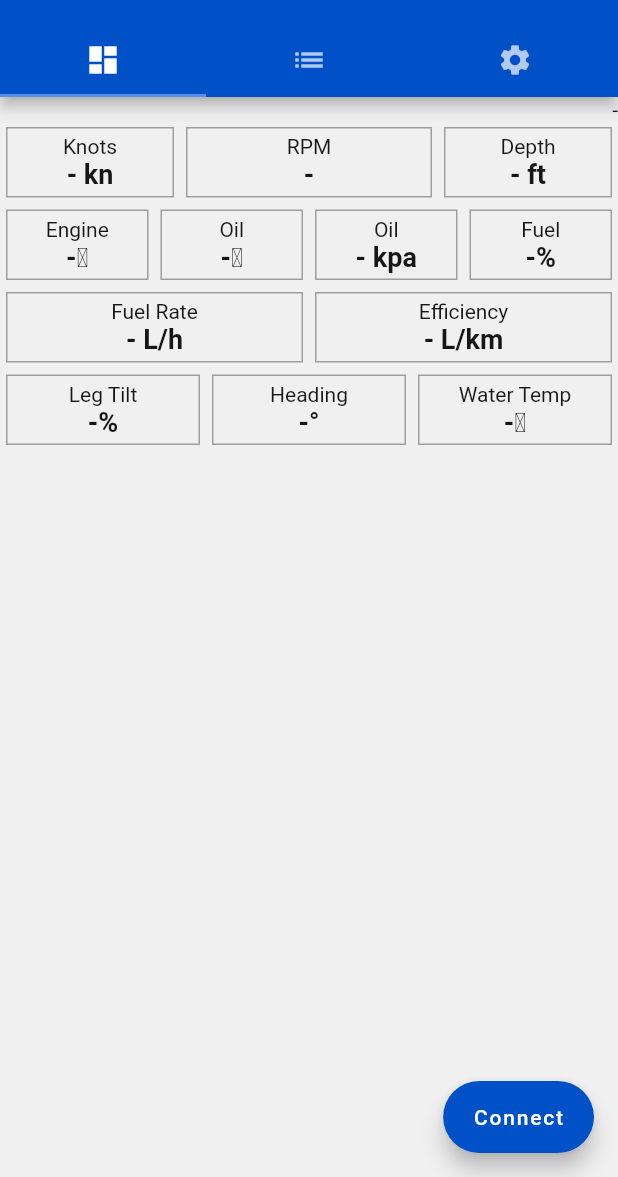
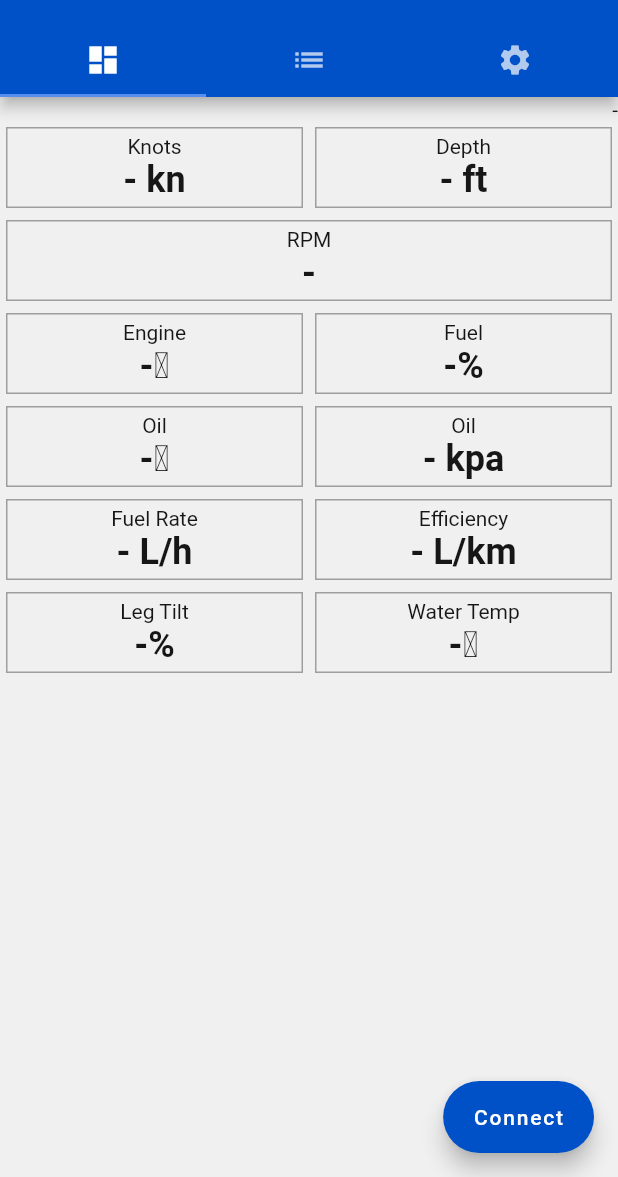
Before and after one commit to agk1190/NMEATrax-App, a Flutter app: the screen it shows after launch, on a phone screen of 412 x 824 dp, the part 59-1236 px from its top. Run offline on Flutter 3.47's test engine with Material 2 defaults, Android fonts, the phone set to English and light mode, and no system bars; our stand-ins replace csv, file_picker, flutter_map, latlong2, settings_ui, shared_preferences; missing offline and left inert: gpx, keep_screen_on, sse_channel.

Commit message:
update live layout

```diff
--- a/lib/main.dart
+++ b/lib/main.dart
@@ -333,18 +333,28 @@ class _LivePageState extends State<LivePage> {
                     Row(
                       mainAxisAlignment: MainAxisAlignment.center,
                       children: [
-                        SizedNMEABox(value: nmeaData["speed"], title: "Knots", unit: " kn", width: 120, mainContext: context,),
+                        Expanded(child: SizedNMEABox(value: nmeaData["speed"], title: "Knots", unit: " kn", mainContext: context,)),
+                        Expanded(child: SizedNMEABox(value: nmeaData["depth"], title: "Depth", unit: " ft", mainContext: context,)),
+                      ],
+                    ),
+                    Row(
+                      mainAxisAlignment: MainAxisAlignment.center,
+                      children: [
                         Expanded(child: SizedNMEABox(value: nmeaData["rpm"], title: "RPM", unit: "", mainContext: context,),),
-                        SizedNMEABox(value: nmeaData["depth"], title: "Depth", unit: " ft", width: 120, mainContext: context,),
                       ],
                     ),
                     Row(
                       mainAxisAlignment: MainAxisAlignment.center,
                       children: [
                         Expanded(child: SizedNMEABox(value: nmeaData["etemp"], title: "Engine", unit: "\u2103", mainContext: context,),),
+                        Expanded(child: SizedNMEABox(value: nmeaData["flevel"], title: "Fuel", unit: "%", mainContext: context,),),
+                      ],
+                    ),
+                    Row(
+                      mainAxisAlignment: MainAxisAlignment.center,
+                      children: [
                         Expanded(child: SizedNMEABox(value: nmeaData["otemp"], title: "Oil", unit: "\u2103", mainContext: context,),),
                         Expanded(child: SizedNMEABox(value: nmeaData["opres"], title: "Oil", unit: " kpa", mainContext: context,),),
-                        Expanded(child: SizedNMEABox(value: nmeaData["flevel"], title: "Fuel", unit: "%", mainContext: context,),),
                       ],
                     ),
                     Row(
@@ -358,16 +368,9 @@ class _LivePageState extends State<LivePage> {
                       mainAxisAlignment: MainAxisAlignment.center,
                       children: [
                         Expanded(child: SizedNMEABox(value: nmeaData["leg_tilt"], title: "Leg Tilt", unit: "%", mainContext: context,),),
-                        Expanded(child: SizedNMEABox(value: nmeaData["heading"], title: "Heading", unit: "\u00B0", mainContext: context,),),
                         Expanded(child: SizedNMEABox(value: nmeaData["wtemp"], title: "Water Temp", unit: "\u2103", mainContext: context,),),
                       ],
                     ),
-                    // Row(
-                    //   mainAxisAlignment: MainAxisAlignment.center,
-                    //   children: [
-                    //     Expanded(child: SizedNMEABox(value: nmeaData["time"], title: "Time Stamp", unit: "", mainContext: context,),),
-                    //   ],
-                    // ),
                   ],
                 ),
               ),
@@ -646,10 +649,15 @@ class _LivePageState extends State<LivePage> {
       channel.stream.listen((message) {
         int i = 0;
         nmeaData = jsonDecode(message);
-        for (var element in nmeaData.values) {
-          if (element == "-273" || element == "-273.0" || element == "-273.00") {
-            var key = nmeaData.keys.elementAt(i);
-            nmeaData[key] = '-';
+        for (String element in nmeaData.values) {
+          try {
+            if (element.substring(0, 4) == "-273") {
+              var key = nmeaData.keys.elementAt(i);
+              nmeaData[key] = '-';
+            }
+
+          } on RangeError {
+            // do nothing
           }
           i++;
         }
@@ -1382,7 +1390,7 @@ class SizedNMEABox extends StatelessWidget {
                   value,
                   style: TextStyle(
                     color: Theme.of(mainContext).colorScheme.onBackground,
-                    fontSize: 18,
+                    fontSize: 24,
                     fontWeight: FontWeight.bold,
                   ),
                 ),
@@ -1390,7 +1398,7 @@ class SizedNMEABox extends StatelessWidget {
                   unit,
                   style: TextStyle(
                     color: Theme.of(mainContext).colorScheme.onBackground,
-                    fontSize: 18,
+                    fontSize: 24,
                     fontWeight: FontWeight.bold,
                   ),
                 ),
```
